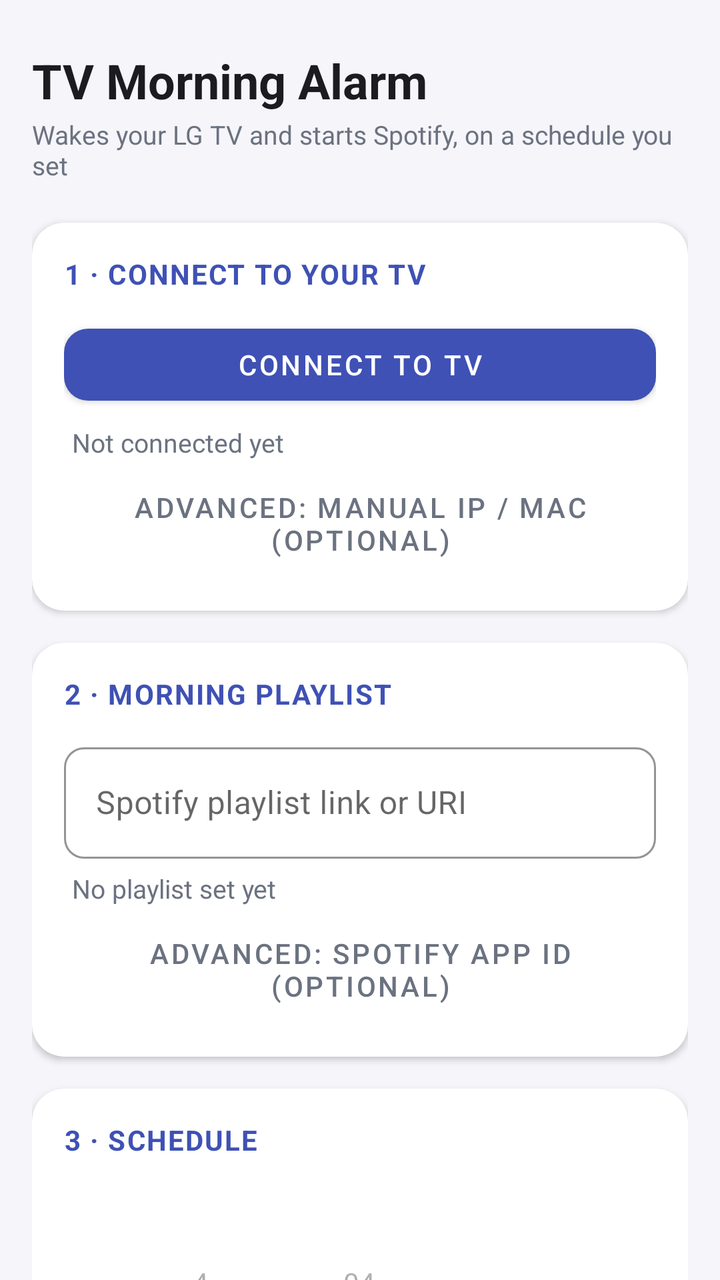
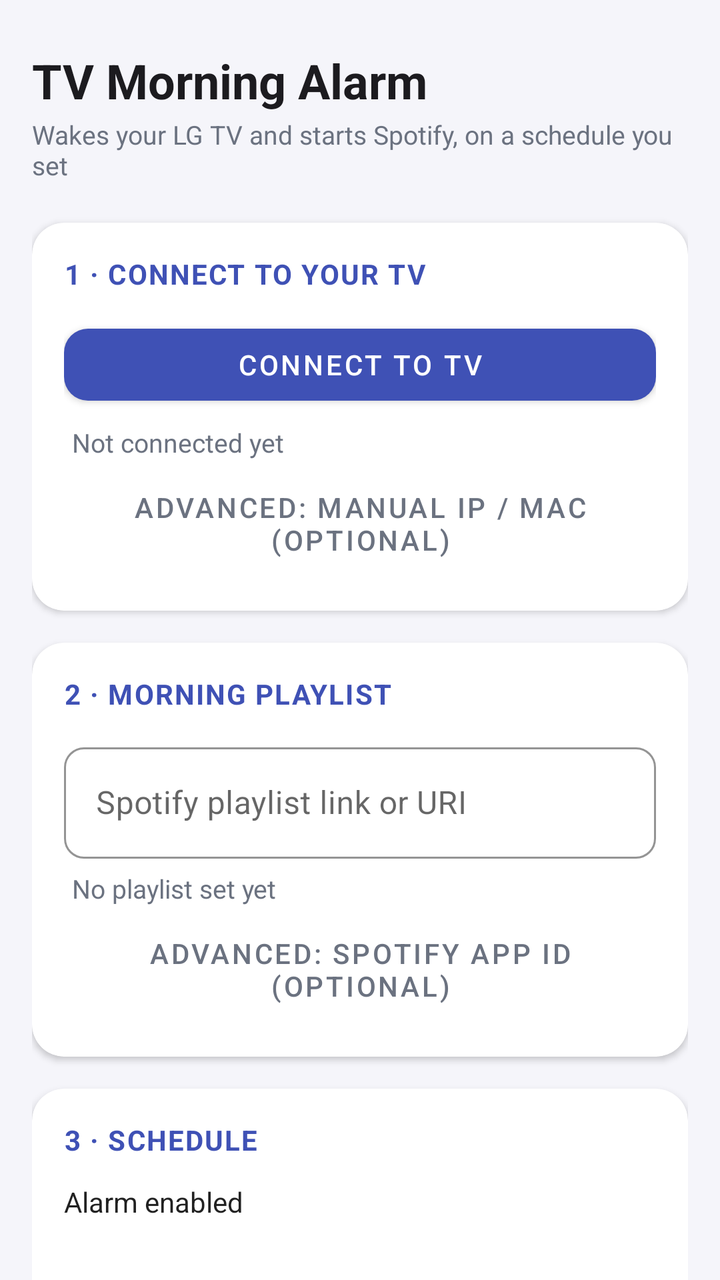

An Android layout rendered at two revisions. The XML below is the earlier revision; the diff shows what the commit changed to produce the second picture.
<!-- AndroidManifest.xml: application theme Theme.TvAlarm -->
<!-- res/layout/activity_main.xml -->
<?xml version="1.0" encoding="utf-8"?>
<androidx.core.widget.NestedScrollView
    xmlns:android="http://schemas.android.com/apk/res/android"
    xmlns:app="http://schemas.android.com/apk/res-auto"
    android:layout_width="match_parent"
    android:layout_height="match_parent"
    android:background="@color/surface_background">

    <LinearLayout
        android:orientation="vertical"
        android:padding="16dp"
        android:layout_width="match_parent"
        android:layout_height="wrap_content">

        <TextView
            android:text="TV Morning Alarm"
            android:textSize="24sp"
            android:textStyle="bold"
            android:textColor="@color/text_primary"
            android:layout_marginTop="8dp"
            android:layout_marginBottom="2dp"
            android:layout_width="wrap_content"
            android:layout_height="wrap_content" />

        <TextView
            android:text="Wakes your LG TV and starts Spotify, on a schedule you set"
            android:textSize="13sp"
            android:textColor="@color/text_secondary"
            android:layout_marginBottom="20dp"
            android:layout_width="wrap_content"
            android:layout_height="wrap_content" />

        
        <com.google.android.material.card.MaterialCardView style="@style/CardSection">
            <LinearLayout
                android:orientation="vertical"
                android:layout_width="match_parent"
                android:layout_height="wrap_content">

                <TextView android:text="1 \u00b7 Connect to your TV" style="@style/SectionTitle" />

                <com.google.android.material.button.MaterialButton
                    android:id="@+id/btnConnect"
                    android:text="Connect to TV"
                    style="@style/PrimaryActionButton"
                    android:layout_marginTop="0dp"
                    android:layout_width="match_parent"
                    android:layout_height="wrap_content" />

                <TextView
                    android:id="@+id/statusPair"
                    android:text="Not connected yet"
                    style="@style/StatusLine"
                    android:layout_width="match_parent"
                    android:layout_height="wrap_content" />

                <com.google.android.material.button.MaterialButton
                    android:id="@+id/toggleMacAdvanced"
                    android:text="Advanced: manual IP / MAC (optional)"
                    style="@style/TextButtonMuted"
                    android:layout_marginTop="4dp"
                    android:layout_gravity="start"
                    android:layout_width="wrap_content"
                    android:layout_height="wrap_content" />

                <LinearLayout
                    android:id="@+id/macAdvancedSection"
                    android:orientation="vertical"
                    android:visibility="gone"
                    android:layout_width="match_parent"
                    android:layout_height="wrap_content">

                    <TextView
                        android:text="Filled in automatically when Connect finds your TV. Only edit these if scanning doesn't find it, or to set the MAC manually for Wake-on-LAN."
                        android:textSize="12sp"
                        android:textColor="@color/text_secondary"
                        android:layout_marginTop="4dp"
                        android:layout_width="match_parent"
                        android:layout_height="wrap_content" />

                    <com.google.android.material.textfield.TextInputLayout
                        style="@style/OutlinedField"
                        android:layout_width="match_parent"
                        android:layout_height="wrap_content"
                        android:hint="TV IP address">
                        <com.google.android.material.textfield.TextInputEditText
                            android:id="@+id/inputTvIp"
                            android:inputType="text"
                            android:importantForAutofill="no"
                            android:layout_width="match_parent"
                            android:layout_height="wrap_content" />
                    </com.google.android.material.textfield.TextInputLayout>

                    <com.google.android.material.textfield.TextInputLayout
                        style="@style/OutlinedField"
                        android:layout_width="match_parent"
                        android:layout_height="wrap_content"
                        android:hint="TV MAC address (optional)">
                        <com.google.android.material.textfield.TextInputEditText
                            android:id="@+id/inputTvMac"
                            android:inputType="text"
                            android:importantForAutofill="no"
                            android:layout_width="match_parent"
                            android:layout_height="wrap_content" />
                    </com.google.android.material.textfield.TextInputLayout>
                </LinearLayout>

            </LinearLayout>
        </com.google.android.material.card.MaterialCardView>

        
        <com.google.android.material.card.MaterialCardView style="@style/CardSection">
            <LinearLayout
                android:orientation="vertical"
                android:layout_width="match_parent"
                android:layout_height="wrap_content">

                <TextView android:text="2 \u00b7 Morning playlist" style="@style/SectionTitle" />

                <com.google.android.material.textfield.TextInputLayout
                    style="@style/OutlinedField"
                    android:layout_marginTop="0dp"
                    android:layout_width="match_parent"
                    android:layout_height="wrap_content"
                    android:hint="Spotify playlist link or URI">
                    <com.google.android.material.textfield.TextInputEditText
                        android:id="@+id/inputPlaylistUri"
                        android:inputType="text"
                        android:importantForAutofill="no"
                        android:layout_width="match_parent"
                        android:layout_height="wrap_content" />
                </com.google.android.material.textfield.TextInputLayout>

                <TextView
                    android:id="@+id/statusPlaylist"
                    android:text="No playlist set yet"
                    style="@style/StatusLine"
                    android:layout_width="match_parent"
                    android:layout_height="wrap_content" />

                <com.google.android.material.button.MaterialButton
                    android:id="@+id/togglePlaylistAdvanced"
                    android:text="Advanced: Spotify app id (optional)"
                    style="@style/TextButtonMuted"
                    android:layout_marginTop="4dp"
                    android:layout_gravity="start"
                    android:layout_width="wrap_content"
                    android:layout_height="wrap_content" />

                <LinearLayout
                    android:id="@+id/playlistAdvancedSection"
                    android:orientation="vertical"
                    android:visibility="gone"
                    android:layout_width="match_parent"
                    android:layout_height="wrap_content">

                    <com.google.android.material.textfield.TextInputLayout
                        style="@style/OutlinedField"
                        android:layout_width="match_parent"
                        android:layout_height="wrap_content"
                        android:hint="Spotify app id on TV">
                        <com.google.android.material.textfield.TextInputEditText
                            android:id="@+id/inputSpotifyAppId"
                            android:text="spotify-beehive"
                            android:inputType="text"
                            android:importantForAutofill="no"
                            android:layout_width="match_parent"
                            android:layout_height="wrap_content" />
                    </com.google.android.material.textfield.TextInputLayout>
                </LinearLayout>

            </LinearLayout>
        </com.google.android.material.card.MaterialCardView>

        
        <com.google.android.material.card.MaterialCardView style="@style/CardSection">
            <LinearLayout
                android:orientation="vertical"
                android:layout_width="match_parent"
                android:layout_height="wrap_content">

                <TextView android:text="3 \u00b7 Schedule" style="@style/SectionTitle" />

                <com.google.android.material.materialswitch.MaterialSwitch
                    android:id="@+id/switchAlarmEnabled"
                    android:text="Alarm enabled"
                    android:checked="true"
                    android:layout_marginBottom="4dp"
                    android:layout_width="wrap_content"
                    android:layout_height="wrap_content" />

                <TimePicker
                    android:id="@+id/timePicker"
                    android:timePickerMode="spinner"
                    android:layout_width="wrap_content"
                    android:layout_height="wrap_content"
                    android:layout_gravity="center_horizontal" />

                <TextView
                    android:text="Repeat on"
                    android:textSize="12sp"
                    android:textColor="@color/text_secondary"
                    android:layout_marginTop="8dp"
                    android:layout_marginBottom="6dp"
                    android:layout_width="wrap_content"
                    android:layout_height="wrap_content" />

                <com.google.android.material.chip.ChipGroup
                    android:id="@+id/dayChipGroup"
                    app:singleSelection="false"
                    app:chipSpacingHorizontal="4dp"
                    android:layout_width="match_parent"
                    android:layout_height="wrap_content">

                    <com.google.android.material.chip.Chip
                        android:id="@+id/chipSun" android:text="Su" android:checkable="true" android:checked="true" style="@style/DayChip" />
                    <com.google.android.material.chip.Chip
                        android:id="@+id/chipMon" android:text="Mo" android:checkable="true" android:checked="true" style="@style/DayChip" />
                    <com.google.android.material.chip.Chip
                        android:id="@+id/chipTue" android:text="Tu" android:checkable="true" android:checked="true" style="@style/DayChip" />
                    <com.google.android.material.chip.Chip
                        android:id="@+id/chipWed" android:text="We" android:checkable="true" android:checked="true" style="@style/DayChip" />
                    <com.google.android.material.chip.Chip
                        android:id="@+id/chipThu" android:text="Th" android:checkable="true" android:checked="true" style="@style/DayChip" />
                    <com.google.android.material.chip.Chip
                        android:id="@+id/chipFri" android:text="Fr" android:checkable="true" android:checked="true" style="@style/DayChip" />
                    <com.google.android.material.chip.Chip
                        android:id="@+id/chipSat" android:text="Sa" android:checkable="true" android:checked="true" style="@style/DayChip" />
                </com.google.android.material.chip.ChipGroup>

                <TextView
                    android:id="@+id/labelVolume"
                    android:text="Wake-up volume: 15"
                    android:textSize="12sp"
                    android:textColor="@color/text_secondary"
                    android:layout_marginTop="12dp"
                    android:layout_marginBottom="2dp"
                    android:layout_width="wrap_content"
                    android:layout_height="wrap_content" />

                <SeekBar
                    android:id="@+id/seekVolume"
                    android:max="100"
                    android:progress="15"
                    android:layout_width="match_parent"
                    android:layout_height="wrap_content" />

                <com.google.android.material.button.MaterialButton
                    android:id="@+id/btnSave"
                    android:text="Save + Schedule Alarm"
                    style="@style/PrimaryActionButton"
                    android:layout_width="match_parent"
                    android:layout_height="wrap_content" />

                <TextView
                    android:id="@+id/statusSchedule"
                    android:text="Not scheduled yet"
                    style="@style/StatusLine"
                    android:layout_width="match_parent"
                    android:layout_height="wrap_content" />

                <TextView
                    android:id="@+id/statusCountdown"
                    android:text=""
                    android:textSize="20sp"
                    android:textStyle="bold"
                    android:textColor="@color/brand_primary"
                    android:layout_marginTop="8dp"
                    android:layout_gravity="center_horizontal"
                    android:layout_width="wrap_content"
                    android:layout_height="wrap_content" />

                <com.google.android.material.button.MaterialButton
                    android:id="@+id/btnStop"
                    android:text="Stop"
                    style="@style/OutlinedActionButton"
                    android:layout_marginTop="12dp"
                    android:layout_width="match_parent"
                    android:layout_height="wrap_content" />

                <com.google.android.material.button.MaterialButton
                    android:id="@+id/btnTurnOff"
                    android:text="Turn Off TV"
                    style="@style/OutlinedActionButton"
                    android:layout_marginTop="8dp"
                    android:layout_width="match_parent"
                    android:layout_height="wrap_content" />

            </LinearLayout>
        </com.google.android.material.card.MaterialCardView>

        
        <com.google.android.material.card.MaterialCardView style="@style/CardSection">
            <LinearLayout
                android:orientation="vertical"
                android:layout_width="match_parent"
                android:layout_height="wrap_content">

                <TextView android:text="Test it now" style="@style/SectionTitle" />

                <com.google.android.material.button.MaterialButton
                    android:id="@+id/btnRunNow"
                    android:text="Run Now"
                    style="@style/OutlinedActionButton"
                    android:layout_marginTop="0dp"
                    android:layout_width="match_parent"
                    android:layout_height="wrap_content" />

                <TextView
                    android:id="@+id/statusRun"
                    android:text="Not run yet"
                    style="@style/StatusLine"
                    android:layout_width="match_parent"
                    android:layout_height="wrap_content" />

            </LinearLayout>
        </com.google.android.material.card.MaterialCardView>

        <com.google.android.material.button.MaterialButton
            android:id="@+id/btnViewLog"
            android:text="View Debug Log"
            style="@style/TextButtonMuted"
            android:layout_marginBottom="16dp"
            android:layout_gravity="center_horizontal"
            android:layout_width="wrap_content"
            android:layout_height="wrap_content" />

    </LinearLayout>
</androidx.core.widget.NestedScrollView>
<!-- resources referenced by this layout -->
<resources>
  <color name="brand_primary">#3F51B5</color>
  <color name="surface_background">#F5F5FA</color>
  <color name="text_primary">#1C1B1F</color>
  <color name="text_secondary">#6B7280</color>
  <style name="CardSection" parent="Widget.MaterialComponents.CardView">
          <item name="android:layout_width">match_parent</item>
          <item name="android:layout_height">wrap_content</item>
          <item name="cardCornerRadius">16dp</item>
          <item name="cardElevation">2dp</item>
          <item name="cardBackgroundColor">@color/surface_card</item>
          <item name="contentPadding">16dp</item>
          <item name="android:layout_marginBottom">16dp</item>
      </style>
  <style name="DayChip" parent="Widget.MaterialComponents.Chip.Choice">
          <item name="android:layout_width">wrap_content</item>
          <item name="android:layout_height">wrap_content</item>
          <item name="chipBackgroundColor">@color/chip_background_selector</item>
          <item name="android:textColor">@color/chip_text_selector</item>
          <item name="checkedIconVisible">false</item>
          <item name="chipStrokeWidth">0dp</item>
          <item name="android:textSize">12sp</item>
      </style>
  <style name="OutlinedActionButton" parent="Widget.MaterialComponents.Button.OutlinedButton">
          <item name="android:layout_marginTop">8dp</item>
          <item name="strokeColor">@color/brand_primary</item>
          <item name="android:textColor">@color/brand_primary</item>
          <item name="cornerRadius">12dp</item>
      </style>
  <style name="OutlinedField" parent="Widget.MaterialComponents.TextInputLayout.OutlinedBox">
          <item name="android:layout_marginTop">10dp</item>
          <item name="boxCornerRadiusTopStart">10dp</item>
          <item name="boxCornerRadiusTopEnd">10dp</item>
          <item name="boxCornerRadiusBottomStart">10dp</item>
          <item name="boxCornerRadiusBottomEnd">10dp</item>
          <item name="boxStrokeColor">@color/brand_primary</item>
          <item name="hintTextColor">@color/brand_primary</item>
      </style>
  <style name="PrimaryActionButton" parent="Widget.MaterialComponents.Button">
          <item name="android:layout_marginTop">8dp</item>
          <item name="backgroundTint">@color/brand_primary</item>
          <item name="cornerRadius">12dp</item>
      </style>
  <style name="SectionTitle">
          <item name="android:layout_width">wrap_content</item>
          <item name="android:layout_height">wrap_content</item>
          <item name="android:textSize">14sp</item>
          <item name="android:textStyle">bold</item>
          <item name="android:textAllCaps">true</item>
          <item name="android:letterSpacing">0.05</item>
          <item name="android:textColor">@color/brand_primary</item>
          <item name="android:layout_marginBottom">12dp</item>
      </style>
  <style name="StatusLine">
          <item name="android:textSize">13sp</item>
          <item name="android:textColor">@color/text_secondary</item>
          <item name="android:layout_marginTop">6dp</item>
          <item name="android:layout_marginStart">4dp</item>
      </style>
  <style name="TextButtonMuted" parent="Widget.MaterialComponents.Button.TextButton">
          <item name="android:textColor">@color/text_secondary</item>
      </style>
  <color name="surface_card">#FFFFFF</color>
  <color name="brand_primary_dark">#303F9F</color>
  <color name="brand_secondary">#3F51B5</color>
  <color name="brand_on_primary">#FFFFFF</color>
  <!-- unchanged entries left out for length: 1 -->
</resources>

<!-- the commit's change to res/layout/activity_main.xml (unified diff, before → after) -->
@@ -185,6 +185,9 @@
                     android:id="@+id/switchAlarmEnabled"
                     android:text="Alarm enabled"
                     android:checked="true"
+                    android:showText="false"
+                    android:textOn=""
+                    android:textOff=""
                     android:layout_marginBottom="4dp"
                     android:layout_width="wrap_content"
                     android:layout_height="wrap_content" />
